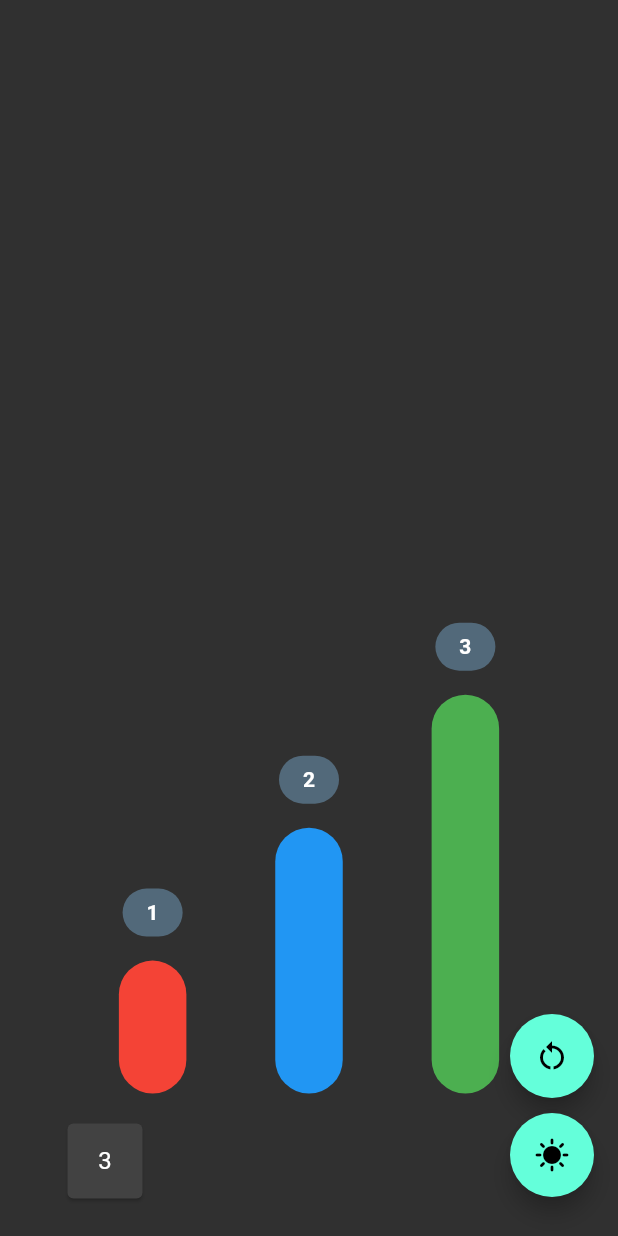
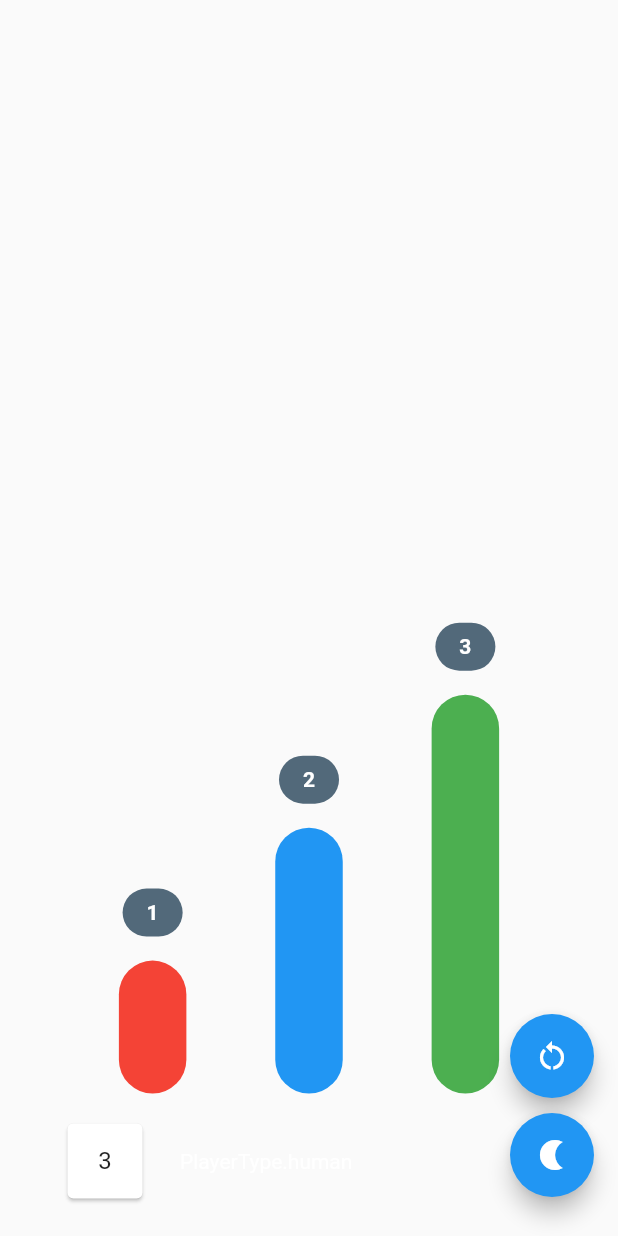
Before and after one commit to volard/game123, a Flutter app: the screen it shows after launch, after a tap on the "restart alt" icon, on a phone screen of 412 x 824 dp. Run offline on Flutter 3.47's test engine with Material 2 defaults, Android fonts, the phone set to English and light mode, and no system bars; drawn by our look-alikes of carousel_slider, fl_chart; our stand-ins replace confetti, get, get_storage.

Commit message:
Add confetti and logic fixes

```diff
--- /dev/null
+++ b/lib/components/confetti.dart
@@ -0,0 +1,25 @@
+import 'package:confetti/confetti.dart';
+import 'package:flutter/material.dart';
+import '../ui.dart';
+
+ConfettiWidget confetti() => ConfettiWidget(
+      blastDirectionality: BlastDirectionality.explosive,
+      confettiController: confettiController,
+      blastDirection: 120,
+      particleDrag: 0.05,
+      minBlastForce: 45,
+      maxBlastForce: 60,
+      emissionFrequency: 0.08,
+      numberOfParticles: 25,
+      gravity: 0.08,
+      shouldLoop: false,
+      colors: const [
+        Colors.green,
+        Colors.red,
+        Colors.yellow,
+        Colors.blue,
+        Colors.black,
+        Colors.amber,
+        Colors.deepPurpleAccent
+      ],
+    );
--- a/lib/components/floating_buttons.dart
+++ b/lib/components/floating_buttons.dart
@@ -5,7 +5,7 @@ import 'package:get/get.dart';
 import '../game.dart';
 import '../settings_controller.dart';
 
-var cancelFloatingButton = FloatingActionButton(
+FloatingActionButton cancelFloatingButton() => FloatingActionButton(
   onPressed: () {
     stopDivisionMove();
     Get.find<GameUiController>().barChartData = Get.find<GameUiController>().getBarChartData();
@@ -14,7 +14,7 @@ var cancelFloatingButton = FloatingActionButton(
   child: const Icon(Icons.cancel),
 );
 
-var restartFloatingButton = FloatingActionButton(
+FloatingActionButton restartFloatingButton() => FloatingActionButton(
   onPressed: () {
     restart();
     customCarouselController.jumpToPage(0);
@@ -24,12 +24,15 @@ var restartFloatingButton = FloatingActionButton(
   child: const Icon(Icons.restart_alt),
 );
 
-var changeThemeFloatingButton = FloatingActionButton(
+FloatingActionButton changeThemeFloatingButton() => FloatingActionButton(
   onPressed: () {
-    Get.changeTheme(Get.isDarkMode ? ThemeData.light() : ThemeData.dark());
-    Get.find<SettingsController>().storeThemeSetting(isDark: Get.isDarkMode);
+    debugPrint(Get.isDarkMode.toString());
+    // Get.changeTheme(ThemeData.light(useMaterial3: true));
+    // Get.changeTheme(Get.isDarkMode ? ThemeData.light() : ThemeData.dark());
+    Get.find<SettingsController>().changeTheme();
+    Get.find<SettingsController>().update();
     Get.find<GameUiController>().update();
   },
-  child: Get.isDarkMode ? const Icon(Icons.sunny) : const Icon(
+  child: Get.isDarkMode ? Icon(Icons.sunny) : Icon(
       Icons.nightlight),
 );
--- a/lib/pages/home_page.dart
+++ b/lib/pages/home_page.dart
@@ -1,5 +1,6 @@
 import 'package:fl_chart/fl_chart.dart';
 import 'package:flutter/material.dart';
+import 'package:game123/components/confetti.dart';
 import 'package:game123/components/queue_carousel.dart';
 import 'package:game123/game.dart';
 import 'package:get/get.dart';
@@ -13,7 +14,6 @@ class HomePage extends GetView<GameUiController> {
   Widget build(BuildContext context) {
     return GetBuilder<GameUiController>(
       builder: (controller) => Scaffold(
-        // backgroundColor: Colors.black38,
         body: Center(
           child: Padding(
             padding: const EdgeInsets.all(20.0),
@@ -21,6 +21,7 @@ class HomePage extends GetView<GameUiController> {
               Column(
                 crossAxisAlignment: CrossAxisAlignment.stretch,
                 children: [
+                  confetti(),
                   Expanded(
                       child: BarChart(
                     controller.barChartData,
@@ -45,7 +46,8 @@ class HomePage extends GetView<GameUiController> {
                                 //   borderRadius: BorderRadius.circular(5.0),
                                 // )
                         )
-                            : const SizedBox.shrink())
+                            : const SizedBox.shrink()),
+                        Text(getCurrentPlayer().toString(), style: const TextStyle(color: Colors.white),)
                       ],
                     ),
                   )
--- a/lib/settings_controller.dart
+++ b/lib/settings_controller.dart
@@ -6,7 +6,7 @@ class SettingsController extends GetxController {
   late ThemeData themeData;
   final _themeKey = 'isDark';
 
-  final box = GetStorage();
+  final storage = GetStorage();
 
   @override // called when Get.put before running app
   void onInit() {
@@ -15,11 +15,17 @@ class SettingsController extends GetxController {
   }
 
   void _restoreTheme() {
-    bool isDark = box.read(_themeKey) ?? true;
+    storage.writeIfNull('_themeKey', Get.isDarkMode);
+    bool isDark = storage.read(_themeKey) ?? Get.isDarkMode;
     themeData = isDark ? ThemeData.dark() : ThemeData.light();
   }
 
+  void changeTheme() {
+    Get.changeTheme(Get.isDarkMode ? ThemeData.light() : ThemeData.dark());
+    storeThemeSetting(isDark: Get.isDarkMode);
+  }
+
   void storeThemeSetting({required bool isDark}) {
-    box.write(_themeKey, isDark);
+    storage.write(_themeKey, isDark);
   }
 }
--- a/lib/ui.dart
+++ b/lib/ui.dart
@@ -1,4 +1,5 @@
 import 'package:carousel_slider/carousel_controller.dart';
+import 'package:confetti/confetti.dart';
 import 'package:fl_chart/fl_chart.dart';
 import 'package:flutter/material.dart';
 import 'package:game123/colors.dart';
@@ -37,3 +38,4 @@ BarTooltipItem tooltipBar(BarChartGroupData group,
 }
 
 CarouselController customCarouselController = CarouselController();
+ConfettiController confettiController = ConfettiController(duration: const Duration(seconds: 3),);
--- a/pubspec.yaml
+++ b/pubspec.yaml
@@ -34,6 +34,7 @@ dependencies:
   get: ^4.6.6
   get_storage: ^2.0.3
   carousel_slider: ^4.2.1
+  confetti: ^0.7.0
 
   # The following adds the Cupertino Icons font to your application.
   # Use with the CupertinoIcons class for iOS style icons.
```
Also changed, not shown: lib/game.dart (+13 -8 lines), lib/game_ui_controller.dart (+15 -11 lines), pubspec.lock.
